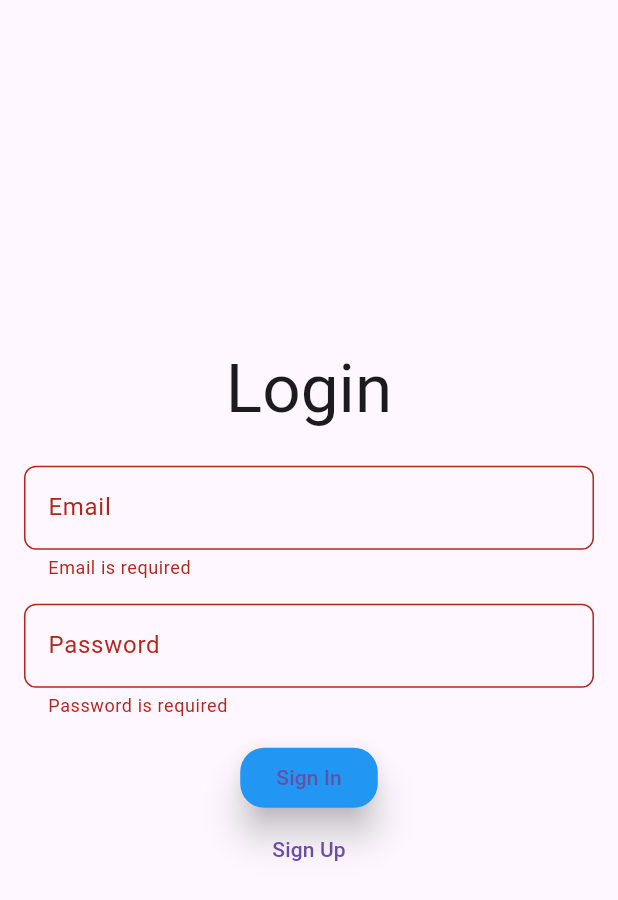
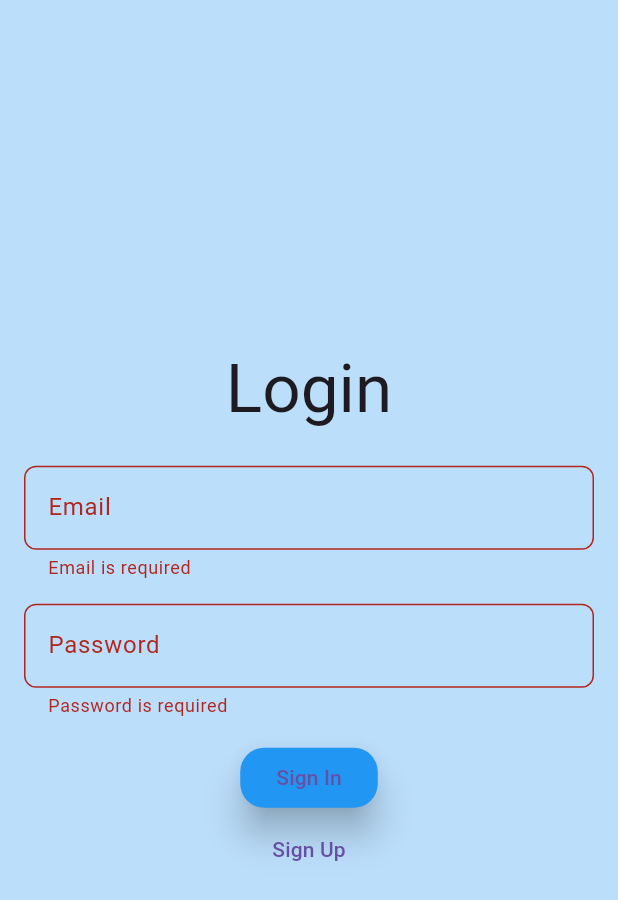
Before and after one commit to mhdsafvankp/weather_app, a Flutter app: the screen it shows after launch, after a tap on "Sign In", on a phone screen of 412 x 824 dp. Shown: the top 900 px of the screen. Run offline on Flutter 3.47's test engine with Material 3 defaults, Android fonts, the phone set to English and light mode, and no system bars; our stand-ins replace auto_route, dio, firebase_auth, firebase_core, flutter_bloc, geolocator and 3 more; missing offline and left inert: geolocator_platform_interface; accounts and stored records are empty.

Commit message:
Exceptions Handled some UI color and logo modification

```diff
--- a/lib/domain/common/logger.dart
+++ b/lib/domain/common/logger.dart
@@ -3,5 +3,5 @@
 import 'package:flutter/cupertino.dart';
 
 void logPrint(dynamic statement){
-  debugPrint('WeatherAPPLog:-- [ $statement ]');
+  debugPrint('WeatherAPPLog:================== $statement ==================');
 }
--- a/lib/infrastructure/auth/auth_exceptions.dart
+++ /dev/null
@@ -1,20 +0,0 @@
-
-
-class LogInWithEmailAndPasswordFailure implements Exception {
-  const LogInWithEmailAndPasswordFailure([
-    this.message = 'Unable to Login. Please try later',
-  ]);
-
-  factory LogInWithEmailAndPasswordFailure.fromCode(String code) {
-    switch (code) {
-      case 'invalid-credential':
-        return const LogInWithEmailAndPasswordFailure(
-          'Credentials is not found, please create an account',
-        );
-      default:
-        return const LogInWithEmailAndPasswordFailure();
-    }
-  }
-
-  final String message;
-}
--- a/lib/presentation/bloc/states/auth_state.dart
+++ b/lib/presentation/bloc/states/auth_state.dart
@@ -22,7 +22,12 @@ class SignUpCompleted extends AuthState{
 
 class Authenticated extends AuthState{}
 class UnAuthenticated extends AuthState{}
-class AuthError extends AuthState{
+class AuthLoginInError extends AuthState{
   final String msg;
-  AuthError({required this.msg});
+  AuthLoginInError({required this.msg});
 }
+
+class AuthSignUpError extends AuthState{
+  final String msg;
+  AuthSignUpError({required this.msg});
+}
--- a/lib/presentation/bloc/states/weather_state.dart
+++ b/lib/presentation/bloc/states/weather_state.dart
@@ -26,3 +26,8 @@ class SearchCompletedState extends WeatherState{
   WeatherModel model;
   SearchCompletedState({required this.model});
 }
+
+class LocationSearchErrorState extends WeatherState{
+  final String msg;
+  LocationSearchErrorState({required this.msg});
+}
--- a/lib/presentation/screens/auth_login_screen.dart
+++ b/lib/presentation/screens/auth_login_screen.dart
@@ -30,7 +30,6 @@ class _AuthLoginScreenState extends State<AuthLoginScreen> {
 
   final passController = TextEditingController();
 
-
   @override
   void initState() {
     super.initState();
@@ -39,9 +38,24 @@ class _AuthLoginScreenState extends State<AuthLoginScreen> {
 
   @override
   Widget build(BuildContext context) {
-    return Scaffold(body: BlocConsumer<AuthBloc, AuthState>(
-      builder: (BuildContext context, AuthState state){
-        if(state is UnAuthenticated){
+    return Scaffold(
+        backgroundColor: Colors.blue[100],
+        body: BlocConsumer<AuthBloc, AuthState>(
+          builder: (BuildContext context, AuthState state) {
+            if (state is AuthLoading) {
+              return Center(
+                child: const Column(
+                  mainAxisSize: MainAxisSize.min,
+                  children: [
+                    CircularProgressIndicator(),
+                    Padding(
+                      padding: EdgeInsets.symmetric(vertical: 10),
+                      child: Text('$loading...'),
+                    )
+                  ],
+                ),
+              );
+            }
             return SafeArea(
               child: Padding(
                 padding: const EdgeInsets.all(16.0),
@@ -98,32 +112,18 @@ class _AuthLoginScreenState extends State<AuthLoginScreen> {
                 ),
               ),
             );
-        } else {
-          return Center(
-            child: const Column(
-              mainAxisSize: MainAxisSize.min,
-              children: [
-                CircularProgressIndicator(),
-                Padding(
-                  padding: EdgeInsets.symmetric(vertical: 10),
-                  child: Text('$loading...'),
-                )
-              ],
-            ),
-          );
-        }
           },
           listener: (BuildContext context, AuthState state) {
             logPrint('AuthLoginScreen AuthBloc state:${state.runtimeType}');
-        if (state is AuthError) {
+            if (state is AuthLoginInError) {
               FocusManager.instance.primaryFocus?.unfocus();
               logPrint('BlocConsumer AuthError msg:${state.msg}');
               showSnackBar(context, state.msg);
             } else if (state is Authenticated) {
               AutoRouter.of(context).replace(WeatherRoute());
             } else if (state is AuthSignUpLoaded) {
-          AutoRouter.of(context).push(
-              AuthSignUpRoute(email: state.email, password: state.password));
+              AutoRouter.of(context).push(AuthSignUpRoute(
+                  email: state.email, password: state.password));
             }
           },
         ));
--- a/lib/presentation/screens/auth_sign_up_screen.dart
+++ b/lib/presentation/screens/auth_sign_up_screen.dart
@@ -42,7 +42,9 @@ class _AuthSignUpScreenState extends State<AuthSignUpScreen> {
   @override
   Widget build(BuildContext context) {
     return Scaffold(
+        backgroundColor: Colors.blue[100],
         appBar: AppBar(
+          backgroundColor: Colors.blue[100],
           leading: IconButton(
             icon: const Icon(Icons.arrow_back),
             onPressed: () {
@@ -111,7 +113,7 @@ class _AuthSignUpScreenState extends State<AuthSignUpScreen> {
           },
           listener: (BuildContext context, AuthState state) {
             logPrint('AuthSignUpScreen AuthBloc state:${state.runtimeType}');
-            if (state is AuthError) {
+            if (state is AuthSignUpError) {
               FocusManager.instance.primaryFocus?.unfocus();
               showSnackBar(context, state.msg);
             } else if (state is SignUpCompleted) {
--- a/lib/presentation/screens/splash_screen.dart
+++ b/lib/presentation/screens/splash_screen.dart
@@ -33,6 +33,7 @@ class _SplashScreenState extends State<SplashScreen> {
   Widget build(BuildContext context) {
     print('build : build');
     return Scaffold(
+      backgroundColor: Colors.blue[100],
         body: SafeArea(
             child: BlocListener<SplashBloc, SplashState>(
                 listener: (context, state) {
@@ -41,7 +42,16 @@ class _SplashScreenState extends State<SplashScreen> {
                     AutoRouter.of(context).replace(AuthLoginRoute());
                   }
                 },
-                child: const Center(child: Text('Splash screen')))
+                child:  Center(child: Column(
+                  mainAxisAlignment: MainAxisAlignment.center,
+                  children: [
+                    const Icon(Icons.cloud, size: 150, color: Colors.white,),
+                    Padding(
+                      padding: const EdgeInsets.all(8.0),
+                      child: Text('Weather APP', style: Theme.of(context).textTheme.headlineMedium,),
+                    )
+                  ],
+                )))
         ));
   }
 }
```
Also changed, not shown: lib/application/bloc/auth_bloc.dart (+29 -17 lines), lib/application/bloc/weather_bloc.dart (+25 -4 lines), lib/domain/Auth/auth_exceptions.dart (added, +27 -0 lines), lib/domain/common/app_exceptions.dart (added, +45 -0 lines), lib/infrastructure/auth/firebase_auth_repository_impl.dart (+26 -5 lines), lib/infrastructure/core/dio_api_client.dart (+16 -0 lines), lib/infrastructure/weather/weather_remote_data_source.dart (+39 -24 lines), lib/infrastructure/weather/weather_repository_impl.dart (+12 -3 lines), lib/presentation/screens/location_details_screen.dart (+14 -3 lines), lib/presentation/screens/weather_screen.dart (+5 -6 lines). Lines whose indentation alone changed are shown as unchanged.
